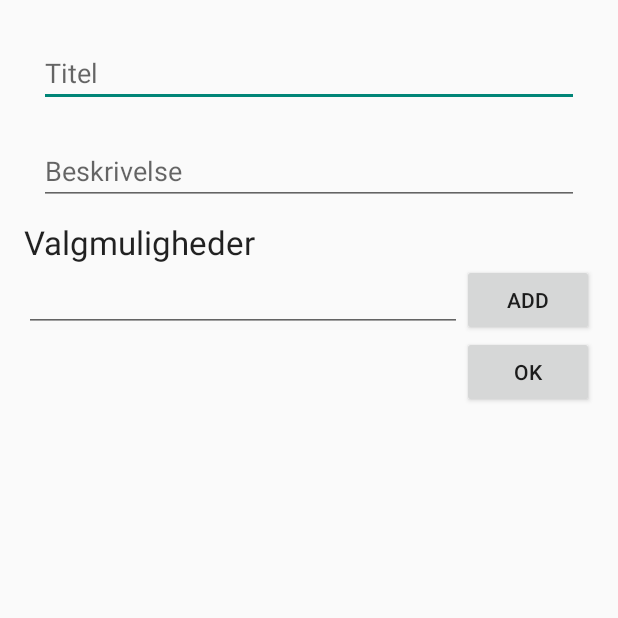
After one commit to adamsen9/DilemmaAppBrugerint, an Android app: the Create screen opened directly, with no data from a screen before it, on a phone screen of 412 x 824 dp, the top half of it. The commit adds this screen. Run offline under Robolectric (Android 15) with nearby library versions, the phone set to English and light mode, and no system bars.

Commit message:
Various changes

```diff
--- a/app/build.gradle
+++ b/app/build.gradle
@@ -23,4 +23,5 @@ dependencies {
     compile fileTree(dir: 'libs', include: ['*.jar'])
     testCompile 'junit:junit:4.12'
     compile 'com.android.support:appcompat-v7:23.1.0'
+    compile 'com.android.support:design:23.1.0'
 }
--- /dev/null
+++ b/app/src/main/java/adamsen/dk/Dilemma40/Create.java
@@ -0,0 +1,128 @@
+package adamsen.dk.Dilemma40;
+
+import android.app.ActionBar;
+import android.content.Intent;
+import android.graphics.Point;
+import android.os.Bundle;
+import android.view.LayoutInflater;
+import android.view.View;
+import android.view.View.OnClickListener;
+import android.widget.Button;
+import android.widget.EditText;
+import android.widget.LinearLayout;
+import android.widget.RadioGroup;
+import android.widget.TextView;
+import android.app.Activity;
+import android.content.Context;
+import android.widget.Toast;
+
+import java.lang.annotation.Target;
+import java.util.ArrayList;
+import java.util.List;
+
+public class Create extends Activity {
+
+    EditText textIn;
+    Button buttonAdd;
+    LinearLayout container;
+    EditText title;
+    EditText info;
+    Button ok;
+    Dilemma dilemma;
+    final List<String> dilemma_inner = new ArrayList<String>();
+
+    @Override
+    protected void onCreate(Bundle savedInstanceState) {
+        super.onCreate(savedInstanceState);
+        setContentView(R.layout.create_layout);
+        title = (EditText) findViewById(R.id.editText_titel);
+        info = (EditText) findViewById(R.id.editText_beskrivelse);
+        textIn = (EditText)findViewById(R.id.textin);
+        buttonAdd = (Button)findViewById(R.id.add);
+        container = (LinearLayout)findViewById(R.id.container);
+        ok = (Button) findViewById(R.id.button_ok);
+
+        buttonAdd.setOnClickListener(new OnClickListener() {
+
+            @Override
+            public void onClick(View arg0) {
+                if(textIn.getText().toString().isEmpty()){
+                    return;
+                }
+
+                LayoutInflater layoutInflater = (LayoutInflater) getBaseContext().getSystemService(Context.LAYOUT_INFLATER_SERVICE);
+                final View addView = layoutInflater.inflate(R.layout.row, null);
+                final TextView textOut = (TextView) addView.findViewById(R.id.textout);
+                textOut.setText(textIn.getText().toString());
+
+                dilemma_inner.add(textOut.getText().toString());
+                textIn.setText("");
+                Button buttonRemove = (Button) addView.findViewById(R.id.remove);
+                buttonRemove.setOnClickListener(new OnClickListener(){
+                    @Override
+                    public void onClick(View v) {
+                        remove(dilemma_inner, textOut.getText().toString());
+                        ((LinearLayout)addView.getParent()).removeView(addView);
+                    }});
+                container.addView(addView);
+            }});
+        ok.setOnClickListener(new OnClickListener() {
+            @Override
+            public void onClick(View v) {
+                if (!isEmpty()) {
+                    Toast toast1 = Toast.makeText(getApplicationContext(), "Du mangler titel eller beskrivelse", Toast.LENGTH_SHORT);
+                    toast1.show();
+
+
+                } else if (dilemma_inner.size() < 2) {
+                    Toast toast3 = Toast.makeText(getApplicationContext(), "Du har ikke skrevet min 2 valgmuligheder", Toast.LENGTH_SHORT);
+                    toast3.show();
+                }
+
+
+                else{
+                    Toast toast4 = Toast.makeText(getApplicationContext(), "Dilemmaet er lavet", Toast.LENGTH_SHORT);
+                    toast4.show();
+                    String[] arr = dilemma_inner.toArray(new String[dilemma_inner.size()]);
+                    dilemma = new Dilemma(title.getText().toString(), info.getText().toString(), arr);
+                    finish();
+                }
+            }
+        });
+    }
+
+    public boolean isEmpty(){
+        if(title.getText().toString().isEmpty()) return false;
+        if(info.getText().toString().isEmpty()) return false;
+        return true;
+    }
+
+    public void remove(List<String> list, String string){
+        for (int i = 0; i < list.size() ; i++){
+            if(list.get(i).toString().equals(string)){
+                list.remove(i);
+            }
+        }
+    }
+
+    public void okClick(){
+
+            if (!isEmpty()) {
+                Toast toast1 = Toast.makeText(getApplicationContext(), "Du mangler titel eller beskrivelse", Toast.LENGTH_SHORT);
+                toast1.show();
+
+
+            } else if ((dilemma_inner.size()>9)) {
+                Toast toast3 = Toast.makeText(getApplicationContext(), "Du har ikke skrevet min 2 valgmuligheder", Toast.LENGTH_SHORT);
+                toast3.show();
+            }
+                else{
+                Toast toast4 = Toast.makeText(getApplicationContext(), "Gratz, hvad nu", Toast.LENGTH_SHORT);
+                toast4.show();
+                String[] arr = dilemma_inner.toArray(new String[dilemma_inner.size()]);
+                dilemma = new Dilemma(title.getText().toString(), info.getText().toString(), arr);
+        }
+        Toast toast5 = Toast.makeText(getApplicationContext(), "kinda fail", Toast.LENGTH_SHORT);
+        toast5.show();
+    }
+}
--- /dev/null
+++ b/app/src/main/res/layout/create_layout.xml
@@ -0,0 +1,86 @@
+<?xml version="1.0" encoding="utf-8"?>
+
+<ScrollView xmlns:android="http://schemas.android.com/apk/res/android"
+    android:layout_width="fill_parent"
+    android:layout_height="fill_parent"
+    >
+
+
+
+    <LinearLayout xmlns:android="http://schemas.android.com/apk/res/android"
+        xmlns:tools="http://schemas.android.com/tools"
+        android:layout_width="match_parent"
+        android:layout_height="match_parent"
+        android:paddingBottom="@dimen/activity_vertical_margin"
+        android:paddingLeft="@dimen/activity_horizontal_margin"
+        android:paddingRight="@dimen/activity_horizontal_margin"
+        android:paddingTop="@dimen/activity_vertical_margin"
+        android:orientation="vertical"
+        tools:context=".MainActivity"
+        android:id="@+id/Vertscroll">
+
+        <EditText
+            android:layout_width="match_parent"
+            android:layout_height="wrap_content"
+            android:id="@+id/editText_titel"
+            android:layout_margin="10dp"
+            android:hint="Titel" />
+
+        <EditText
+            android:layout_width="match_parent"
+            android:layout_height="wrap_content"
+            android:id="@+id/editText_beskrivelse"
+            android:layout_margin="10dp"
+            android:hint="Beskrivelse" />
+
+
+
+        <TextView
+            android:layout_width="wrap_content"
+            android:layout_height="wrap_content"
+            android:textAppearance="?android:attr/textAppearanceLarge"
+            android:text="Valgmuligheder"
+            android:id="@+id/textView_valg" />
+
+
+        <RelativeLayout
+            android:layout_width="match_parent"
+            android:layout_height="wrap_content">
+
+
+
+
+            <Button
+                android:id="@+id/add"
+                android:layout_width="wrap_content"
+                android:layout_height="wrap_content"
+                android:layout_alignParentRight="true"
+                android:text="Add"/>
+            <EditText
+                android:id="@+id/textin"
+                android:layout_width="match_parent"
+                android:layout_height="wrap_content"
+                android:layout_alignParentLeft="true"
+                android:layout_toLeftOf="@id/add"/>
+        </RelativeLayout>
+
+
+
+        <LinearLayout
+            android:id="@+id/container"
+            android:layout_width="match_parent"
+            android:layout_height="wrap_content"
+            android:orientation="vertical">
+        </LinearLayout>
+
+        <Button
+            android:layout_width="wrap_content"
+            android:layout_height="wrap_content"
+            android:text="ok"
+            android:id="@+id/button_ok"
+            android:layout_gravity="right" />
+
+
+    </LinearLayout>
+
+</ScrollView>
--- /dev/null
+++ b/app/src/main/res/values-v21/styles.xml
@@ -0,0 +1,2 @@
+<resources>>
+</resources>
--- a/app/src/main/res/values/dimens.xml
+++ b/app/src/main/res/values/dimens.xml
@@ -2,4 +2,5 @@
     <!-- Default screen margins, per the Android Design guidelines. -->
     <dimen name="activity_horizontal_margin">16dp</dimen>
     <dimen name="activity_vertical_margin">16dp</dimen>
+    <dimen name="fab_margin">16dp</dimen>
 </resources>
--- a/app/src/main/res/values/strings.xml
+++ b/app/src/main/res/values/strings.xml
@@ -1,3 +1,4 @@
 <resources>
     <string name="app_name">BlankProjekt</string>
+    <string name="title_activity_create">MyCreate</string>
 </resources>
```
Also changed, not shown: app/src/main/AndroidManifest.xml (+14 -5 lines), app/src/main/java/adamsen/dk/Dilemma40/MainActivity.java (+19 -1 lines), app/src/main/res/layout/activity_main.xml (+17 -16 lines), app/src/main/res/layout/create_dilemma.xml (deleted, +0 -68 lines), app/src/main/res/layout/create_dilemma_child.xml (deleted, +0 -10 lines), app/src/main/res/layout/row.xml (added, +20 -0 lines), 41 other files.
